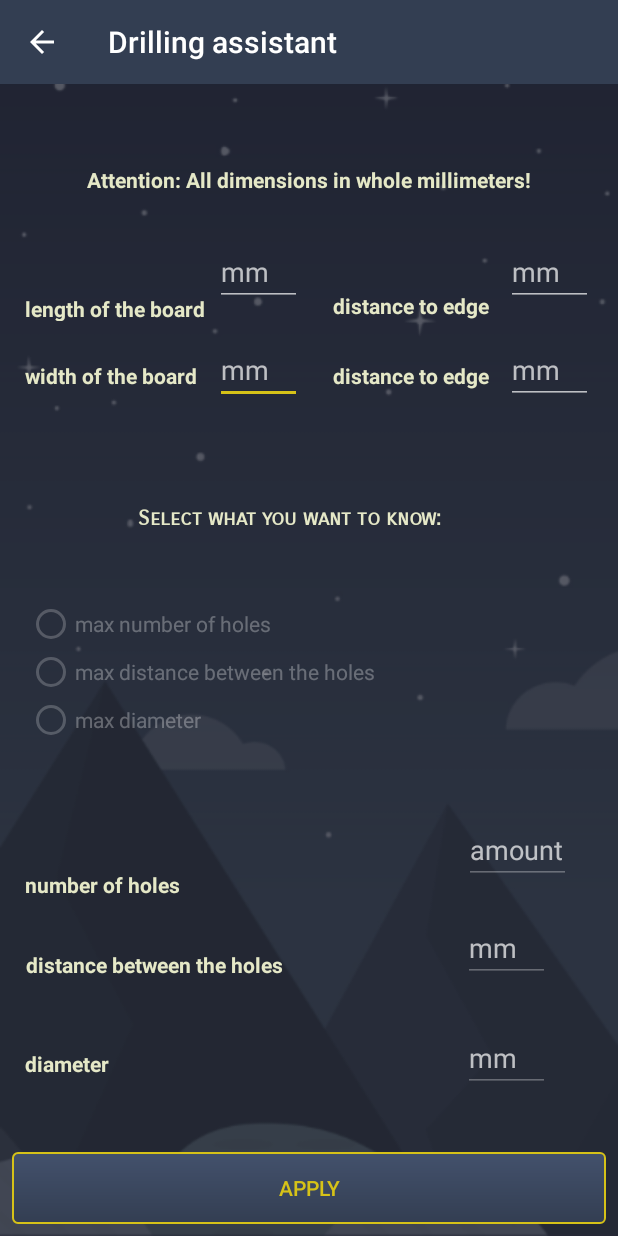
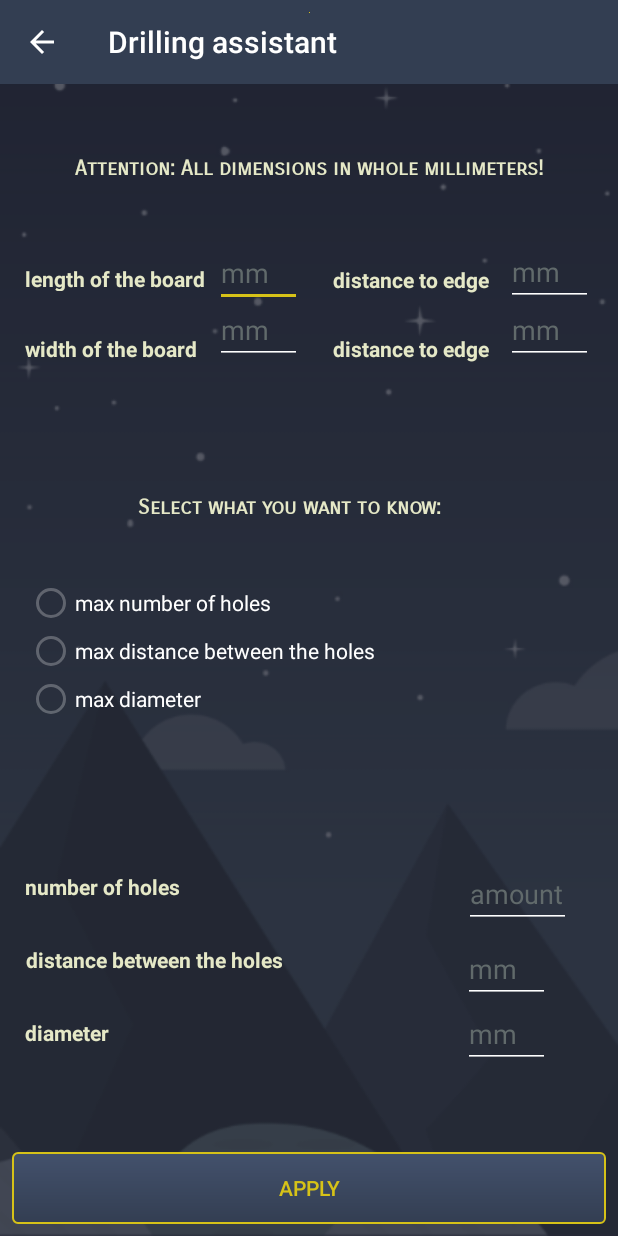
Before and after one commit to christopher-maier/Drilling-assistent, an Android app: the UserInput screen opened directly, with no data from a screen before it, on a phone screen of 412 x 824 dp. Run offline under Robolectric (Android 15) with nearby library versions, the phone set to English and light mode, and no system bars.

Commit message:
Add files via upload

```diff
--- a/src/main/AndroidManifest.xml
+++ b/src/main/AndroidManifest.xml
@@ -10,7 +10,6 @@
         <!-- <activity android:name=".WelcomeActivity">
              <intent-filter>
                  <action android:name="android.intent.action.MAIN" />
-
                  <category android:name="android.intent.category.LAUNCHER" />
              </intent-filter>
          </activity>
--- a/src/main/java/com/example/christopher/drillingassistant/Home.java
+++ b/src/main/java/com/example/christopher/drillingassistant/Home.java
@@ -13,15 +13,16 @@ public class Home extends AppCompatActivity {
     protected void onCreate(Bundle savedInstanceState) {
         super.onCreate(savedInstanceState);
         setContentView(R.layout.activity_home);
+        getWindow().getDecorView().setSystemUiVisibility(View.SYSTEM_UI_FLAG_FULLSCREEN | View.SYSTEM_UI_FLAG_IMMERSIVE | View.SYSTEM_UI_FLAG_HIDE_NAVIGATION);
 
         button = findViewById(R.id.button);
         button.setOnClickListener(new View.OnClickListener() {
             @Override
             public void onClick(View v) {
                 Intent intent = new Intent(Home.this, UserInput.class);
+                intent.setFlags(Intent.FLAG_ACTIVITY_PREVIOUS_IS_TOP);
                 startActivity(intent);
                 overridePendingTransition(R.anim.slide_in_right, R.anim.slide_out_left);
-                finish();
             }
         });
     }
--- a/src/main/java/com/example/christopher/drillingassistant/UserInput.java
+++ b/src/main/java/com/example/christopher/drillingassistant/UserInput.java
@@ -6,6 +6,7 @@ import android.os.Bundle;
 import android.support.v7.widget.Toolbar;
 import android.text.Editable;
 import android.text.TextWatcher;
+import android.view.MenuItem;
 import android.view.View;
 import android.widget.Button;
 import android.widget.EditText;
@@ -45,6 +46,7 @@ public class UserInput extends AppCompatActivity {
     protected void onCreate(Bundle savedInstanceState) {
         super.onCreate(savedInstanceState);
         setContentView(R.layout.activity_main);
+        getWindow().getDecorView().setSystemUiVisibility(View.SYSTEM_UI_FLAG_FULLSCREEN | View.SYSTEM_UI_FLAG_IMMERSIVE | View.SYSTEM_UI_FLAG_HIDE_NAVIGATION);
 
         Toolbar toolbar = (Toolbar) findViewById(R.id.toolbar2);
         setSupportActionBar(toolbar);
@@ -74,6 +76,7 @@ public class UserInput extends AppCompatActivity {
 
         input_length = findViewById(R.id.input_length);
         input_length.addTextChangedListener(boardInputTextWatcher);
+        input_length.requestFocus();
 
         input_width = findViewById(R.id.input_width);
         input_width.addTextChangedListener(boardInputTextWatcher);
@@ -84,6 +87,7 @@ public class UserInput extends AppCompatActivity {
         input_edgeWidth = findViewById(R.id.input_edgeWidth);
         input_edgeWidth.addTextChangedListener(boardInputTextWatcher);
     }
+
     @Override
     public void finish(){
         super.finish();
@@ -292,4 +296,16 @@ public class UserInput extends AppCompatActivity {
 
         }
     };
+
+
+    @Override
+    public boolean onOptionsItemSelected(MenuItem item) {
+        switch (item.getItemId()) {
+            // Respond to the action bar's Up/Home button
+            case android.R.id.home:
+                finish();
+                return true;
+        }
+        return super.onOptionsItemSelected(item);
+    }
 }
--- a/src/main/java/com/example/christopher/drillingassistant/WelcomeActivity.java
+++ b/src/main/java/com/example/christopher/drillingassistant/WelcomeActivity.java
@@ -1,11 +1,13 @@
 package com.example.christopher.drillingassistant;
 
+import android.app.ActionBar;
 import android.content.Intent;
 import android.support.v4.view.ViewPager;
 import android.support.v7.app.AppCompatActivity;
 import android.os.Bundle;
 import android.text.Html;
 import android.view.View;
+import android.view.WindowManager;
 import android.widget.Button;
 import android.widget.LinearLayout;
 import android.widget.TextView;
@@ -27,6 +29,7 @@ public class WelcomeActivity extends AppCompatActivity {
     protected void onCreate(Bundle savedInstanceState) {
         super.onCreate(savedInstanceState);
         setContentView(R.layout.activity_main3);
+        getWindow().getDecorView().setSystemUiVisibility(View.SYSTEM_UI_FLAG_FULLSCREEN | View.SYSTEM_UI_FLAG_IMMERSIVE | View.SYSTEM_UI_FLAG_HIDE_NAVIGATION);
 
         slideViewPager = (ViewPager) findViewById(R.id.slideViewPager);
         dotLayout = (LinearLayout) findViewById(R.id.dotsLayout);
@@ -105,6 +108,7 @@ public class WelcomeActivity extends AppCompatActivity {
                     public void onClick(View v) {
                         Intent intent = new Intent(WelcomeActivity.this, Home.class);
                         startActivity(intent);
+                        overridePendingTransition(R.anim.slide_in_right, R.anim.slide_out_left);
                         finish();
                     }
                 });
--- /dev/null
+++ b/src/main/res/anim/slide_out_bottom.xml
@@ -0,0 +1,6 @@
+<?xml version="1.0" encoding="utf-8"?>
+<set xmlns:android="http://schemas.android.com/apk/res/android">
+    <translate xmlns:android="http://schemas.android.com/apk/res/android"
+        android:duration="1000"
+        android:fromYDelta="0%" android:toYDelta="-100%" />
+</set>
--- a/src/main/res/layout/activity_main.xml
+++ b/src/main/res/layout/activity_main.xml
@@ -28,7 +28,7 @@
         app:layout_constraintEnd_toEndOf="parent"
         app:layout_constraintStart_toStartOf="parent"
         app:layout_constraintTop_toTopOf="parent"
-        app:layout_constraintVertical_bias="0.42" />
+        app:layout_constraintVertical_bias="0.411" />
 
     <TextView
         android:id="@+id/textView10"
@@ -48,7 +48,7 @@
         app:layout_constraintHorizontal_bias="0.03"
         app:layout_constraintStart_toStartOf="parent"
         app:layout_constraintTop_toTopOf="parent"
-        app:layout_constraintVertical_bias="0.725" />
+        app:layout_constraintVertical_bias="0.727" />
 
     <TextView
         android:id="@+id/textView11"
@@ -68,7 +68,7 @@
         app:layout_constraintHorizontal_bias="0.041"
         app:layout_constraintStart_toStartOf="parent"
         app:layout_constraintTop_toTopOf="parent"
-        app:layout_constraintVertical_bias="0.793" />
+        app:layout_constraintVertical_bias="0.789" />
 
     <TextView
         android:id="@+id/textView12"
@@ -88,7 +88,7 @@
         app:layout_constraintHorizontal_bias="0.025"
         app:layout_constraintStart_toStartOf="parent"
         app:layout_constraintTop_toTopOf="@+id/textView8"
-        app:layout_constraintVertical_bias="0.785" />
+        app:layout_constraintVertical_bias="0.743" />
 
     <EditText
         android:id="@+id/input_width"
@@ -103,12 +103,13 @@
         android:ems="10"
         android:hint="mm"
         android:inputType="number"
+        android:textColor="@android:color/background_light"
         app:layout_constraintBottom_toBottomOf="parent"
         app:layout_constraintEnd_toEndOf="parent"
         app:layout_constraintHorizontal_bias="0.4"
         app:layout_constraintStart_toStartOf="parent"
         app:layout_constraintTop_toTopOf="parent"
-        app:layout_constraintVertical_bias="0.285" />
+        app:layout_constraintVertical_bias="0.25" />
 
     <EditText
         android:id="@+id/input_diameter"
@@ -124,12 +125,13 @@
         android:enabled="false"
         android:hint="mm"
         android:inputType="number"
+        android:textColor="@android:color/background_light"
         app:layout_constraintBottom_toBottomOf="parent"
         app:layout_constraintEnd_toEndOf="parent"
         app:layout_constraintHorizontal_bias="0.89"
         app:layout_constraintStart_toStartOf="parent"
         app:layout_constraintTop_toTopOf="parent"
-        app:layout_constraintVertical_bias="0.885" />
+        app:layout_constraintVertical_bias="0.864" />
 
     <EditText
         android:id="@+id/input_length"
@@ -140,16 +142,19 @@
         android:layout_marginLeft="8dp"
         android:layout_marginRight="8dp"
         android:layout_marginStart="8dp"
-        android:layout_marginTop="8dp"
+        android:layout_marginTop="9dp"
         android:ems="10"
         android:hint="mm"
         android:inputType="number"
+        android:selectAllOnFocus="true"
+        android:textColor="@android:color/background_light"
+        android:textIsSelectable="true"
         app:layout_constraintBottom_toBottomOf="parent"
         app:layout_constraintEnd_toEndOf="parent"
         app:layout_constraintHorizontal_bias="0.4"
         app:layout_constraintStart_toStartOf="parent"
         app:layout_constraintTop_toTopOf="parent"
-        app:layout_constraintVertical_bias="0.2" />
+        app:layout_constraintVertical_bias="0.199" />
 
     <EditText
         android:id="@+id/input_edgeLength"
@@ -164,6 +169,7 @@
         android:ems="10"
         android:hint="mm"
         android:inputType="number"
+        android:textColor="@android:color/background_light"
         app:layout_constraintBottom_toBottomOf="parent"
         app:layout_constraintEnd_toEndOf="parent"
         app:layout_constraintHorizontal_bias="0.974"
@@ -184,12 +190,13 @@
         android:ems="10"
         android:hint="mm"
         android:inputType="number"
+        android:textColor="@android:color/background_light"
         app:layout_constraintBottom_toBottomOf="parent"
         app:layout_constraintEnd_toEndOf="parent"
         app:layout_constraintHorizontal_bias="0.974"
         app:layout_constraintStart_toStartOf="parent"
         app:layout_constraintTop_toTopOf="parent"
-        app:layout_constraintVertical_bias="0.285" />
+        app:layout_constraintVertical_bias="0.25" />
 
     <EditText
         android:id="@+id/input_distance"
@@ -205,12 +212,13 @@
         android:enabled="false"
         android:hint="mm"
         android:inputType="number"
+        android:textColor="@android:color/background_light"
         app:layout_constraintBottom_toBottomOf="parent"
         app:layout_constraintEnd_toEndOf="parent"
         app:layout_constraintHorizontal_bias="0.89"
         app:layout_constraintStart_toStartOf="parent"
         app:layout_constraintTop_toTopOf="parent"
-        app:layout_constraintVertical_bias="0.789" />
+        app:layout_constraintVertical_bias="0.807" />
 
     <EditText
         android:id="@+id/input_holes"
@@ -226,12 +234,13 @@
         android:enabled="false"
         android:hint="amount"
         android:inputType="number"
+        android:textColor="@android:color/background_light"
         app:layout_constraintBottom_toBottomOf="parent"
         app:layout_constraintEnd_toEndOf="parent"
         app:layout_constraintHorizontal_bias="0.929"
         app:layout_constraintStart_toStartOf="parent"
         app:layout_constraintTop_toTopOf="parent"
-        app:layout_constraintVertical_bias="0.704" />
+        app:layout_constraintVertical_bias="0.742" />
 
     <RadioGroup
         android:id="@+id/radioGroup"
@@ -248,7 +257,7 @@
         app:layout_constraintHorizontal_bias="0.059"
         app:layout_constraintStart_toStartOf="parent"
         app:layout_constraintTop_toTopOf="parent"
-        app:layout_constraintVertical_bias="0.551">
+        app:layout_constraintVertical_bias="0.531">
 
         <RadioButton
             android:id="@+id/radioButtonHoles"
@@ -257,7 +266,8 @@
             android:layout_weight="1"
             android:enabled="false"
             android:onClick="radioButtonClicked"
-            android:text="max number of holes" />
+            android:text="max number of holes"
+            android:textColor="@color/pureWhite" />
 
         <RadioButton
             android:id="@+id/radioButtonDistance"
@@ -266,7 +276,8 @@
             android:layout_weight="1"
             android:enabled="false"
             android:onClick="radioButtonClicked"
-            android:text="max distance between the holes" />
+            android:text="max distance between the holes"
+            android:textColor="@android:color/background_light" />
 
         <RadioButton
             android:id="@+id/radioButtonDiameter"
@@ -275,7 +286,8 @@
             android:layout_weight="1"
             android:enabled="false"
             android:onClick="radioButtonClicked"
-            android:text="max diameter" />
+            android:text="max diameter"
+            android:textColor="@android:color/background_light" />
     </RadioGroup>
 
     <TextView
@@ -296,7 +308,7 @@
         app:layout_constraintHorizontal_bias="0.032"
         app:layout_constraintStart_toStartOf="parent"
         app:layout_constraintTop_toTopOf="parent"
-        app:layout_constraintVertical_bias="0.238" />
+        app:layout_constraintVertical_bias="0.213" />
 
     <TextView
         android:id="@+id/textView2"
@@ -316,7 +328,7 @@
         app:layout_constraintHorizontal_bias="0.031"
         app:layout_constraintStart_toStartOf="parent"
         app:layout_constraintTop_toTopOf="parent"
-        app:layout_constraintVertical_bias="0.295" />
+        app:layout_constraintVertical_bias="0.272" />
 
     <Button
         android:id="@+id/buttonApply"
@@ -345,10 +357,12 @@
         android:layout_marginLeft="8dp"
         android:layout_marginRight="8dp"
         android:layout_marginStart="8dp"
-        android:layout_marginTop="8dp"
         android:text="Attention: All dimensions in whole millimeters!"
+        android:textAppearance="@style/TextAppearance.AppCompat.Caption"
         android:textColor="#e5e8c7"
+        android:textSize="14sp"
         android:textStyle="bold"
+        app:fontFamily="sans-serif-smallcaps"
         app:layout_constraintBottom_toBottomOf="parent"
         app:layout_constraintEnd_toEndOf="parent"
         app:layout_constraintStart_toStartOf="parent"
@@ -373,7 +387,7 @@
         app:layout_constraintHorizontal_bias="0.732"
         app:layout_constraintStart_toStartOf="parent"
         app:layout_constraintTop_toTopOf="parent"
-        app:layout_constraintVertical_bias="0.236" />
+        app:layout_constraintVertical_bias="0.214" />
 
     <TextView
         android:id="@+id/textView6"
@@ -393,7 +407,7 @@
         app:layout_constraintHorizontal_bias="0.732"
         app:layout_constraintStart_toStartOf="parent"
         app:layout_constraintTop_toTopOf="parent"
-        app:layout_constraintVertical_bias="0.295" />
+        app:layout_constraintVertical_bias="0.272" />
 
     <android.support.v7.widget.Toolbar
         android:id="@+id/toolbar2"
@@ -401,10 +415,26 @@
         android:layout_height="wrap_content"
         android:background="@color/colorPrimaryDark"
         android:minHeight="?attr/actionBarSize"
-        android:theme="?attr/actionBarTheme"
+        android:theme="@style/ThemeOverlay.AppCompat"
         app:layout_constraintBottom_toBottomOf="parent"
+        app:layout_constraintEnd_toStartOf="@+id/imageView3"
+        app:layout_constraintStart_toStartOf="@+id/imageView3"
         app:layout_constraintTop_toTopOf="parent"
         app:layout_constraintVertical_bias="0.0"
-        tools:layout_editor_absoluteX="0dp" />
+        app:titleTextColor="@android:color/background_light" />
+
+    <ImageView
+        android:id="@+id/imageView3"
+        android:layout_width="wrap_content"
+        android:layout_height="wrap_content"
+        android:layout_marginEnd="8dp"
+        android:layout_marginLeft="8dp"
+        android:layout_marginRight="8dp"
+        android:layout_marginStart="8dp"
+        android:layout_marginTop="8dp"
+        app:layout_constraintEnd_toEndOf="parent"
+        app:layout_constraintStart_toStartOf="parent"
+        app:layout_constraintTop_toTopOf="@+id/toolbar2"
+        app:srcCompat="@color/colorAccent" />
 
 </android.support.constraint.ConstraintLayout>
--- a/src/main/res/layout/activity_main3.xml
+++ b/src/main/res/layout/activity_main3.xml
@@ -31,6 +31,7 @@
         android:layout_alignParentStart="true"
         android:background="@android:color/transparent"
         android:text="Back"
+        android:textColor="@android:color/background_light"
         android:visibility="invisible" />
 
     <Button
@@ -40,6 +41,7 @@
         android:layout_alignParentBottom="true"
         android:layout_alignParentEnd="true"
         android:background="@android:color/transparent"
-        android:text="Next" />
+        android:text="Next"
+        android:textColor="@android:color/background_light" />
 
 </RelativeLayout>
--- a/src/main/res/values/colors.xml
+++ b/src/main/res/values/colors.xml
@@ -2,11 +2,14 @@
 <resources>
     <color name="colorPrimary">#43516c</color>
     <color name="colorPrimaryDark">#333e52</color>
-    <color name="colorAccent">#D6C218</color>
+    <color name="colorAccent">#d6c218</color>
     <color name="colordefPrimary">#3F51B5</color>
     <color name="colordefPrimaryDark">#303f9f</color>
     <color name="colordefAccent">#FF4081</color>
-    <color name="pureWhite">#FFFFFF</color>
+    <color name="pureWhite">#ffffff</color>
     <color name="transparentWhite">#cccccc</color>
     <color name="royalBlack">#1B212B</color>
+    <color name="pastell">#e5e8c7</color>
+
+    <color name="black_overlay">#66000000</color>
 </resources>
--- a/src/main/res/values/strings.xml
+++ b/src/main/res/values/strings.xml
@@ -1,3 +1,7 @@
 <resources>
     <string name="app_name">Drilling assistant</string>
+
+    <string name="title_activity_fullscreen">FullscreenActivity</string>
+    <string name="dummy_button">Dummy Button</string>
+    <string name="dummy_content">DUMMY\nCONTENT</string>
 </resources>
--- a/src/main/res/values/styles.xml
+++ b/src/main/res/values/styles.xml
@@ -1,11 +1,30 @@
 <resources>
 
     <!-- Base application theme. -->
-    <style name="AppTheme" parent="Theme.AppCompat.NoActionBar">
+    <style name="AppTheme" parent="Theme.AppCompat.Light.NoActionBar">
         <!-- Customize your theme here. -->
         <item name="colorPrimary">@color/colorPrimary</item>
         <item name="colorPrimaryDark">@color/colorPrimaryDark</item>
         <item name="colorAccent">@color/colorAccent</item>
+        <item name="android:textColorHint">#616A6B</item>
+        <item name="colorControlNormal">#FFFFFF</item>
+        <item name="colorControlActivated">@color/colorAccent</item>
+        <item name="colorControlHighlight">#FFFFFF</item>
+    </style>
+
+    <style name="FullscreenTheme" parent="AppTheme">
+        <item name="android:actionBarStyle">@style/FullscreenActionBarStyle</item>
+        <item name="android:textColor">#FFFFFF</item>
+        <item name="android:windowActionBarOverlay">true</item>
+        <item name="android:windowBackground">@null</item>
+        <item name="metaButtonBarStyle">?android:attr/buttonBarStyle</item>
+        <item name="metaButtonBarButtonStyle">?android:attr/buttonBarButtonStyle</item>
+        <item name="colorControlNormal">#FFFFFF</item>
+    </style>
+
+    <style name="FullscreenActionBarStyle" parent="Widget.AppCompat.ActionBar">
+        <item name="android:background">@color/pureWhite</item>
+        <item name="colorControlNormal">#FFFFFF</item>
     </style>
 
 </resources>
```
Also changed, not shown: src/main/java/com/example/christopher/drillingassistant/SplashScreen.java (+8 -0 lines), src/main/java/com/example/christopher/drillingassistant/Visualization.java (+22 -3 lines), src/main/res/layout/activity_home.xml (+5 -2 lines), src/main/res/layout/activity_main2.xml (+21 -2 lines), src/main/res/layout/activity_main4.xml (+20 -5 lines), src/main/res/values/attrs.xml (added, +12 -0 lines). Lines whose indentation alone changed are shown as unchanged.
